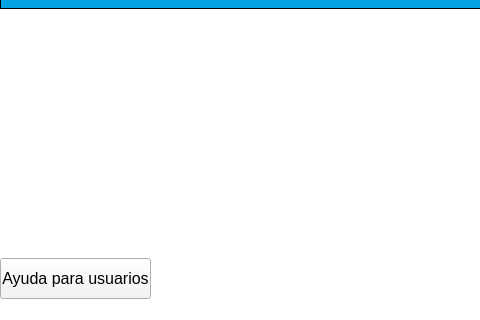
Before: the Qt Designer form frontend/user_interface/propMainWindow.ui in alpha231/UNAL_POO_2021-1, drawn with Qt 5; both pictures show x 0 to 480 and y 111 to 431 of the 812 by 431 pixel window.
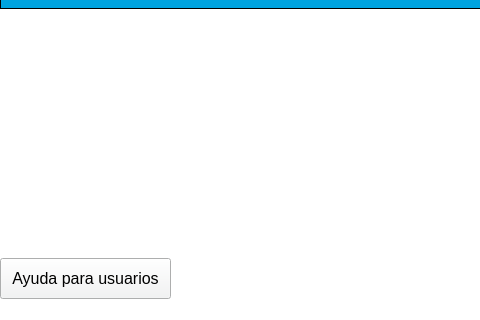
After: the same form once the commit is applied. Icons and pictures are not drawn.

Patch:
```diff
--- a/frontend/user_interface/propMainWindow.ui
+++ b/frontend/user_interface/propMainWindow.ui
@@ -60,7 +60,7 @@
      <rect>
       <x>0</x>
       <y>350</y>
-      <width>151</width>
+      <width>171</width>
       <height>41</height>
      </rect>
     </property>
```
